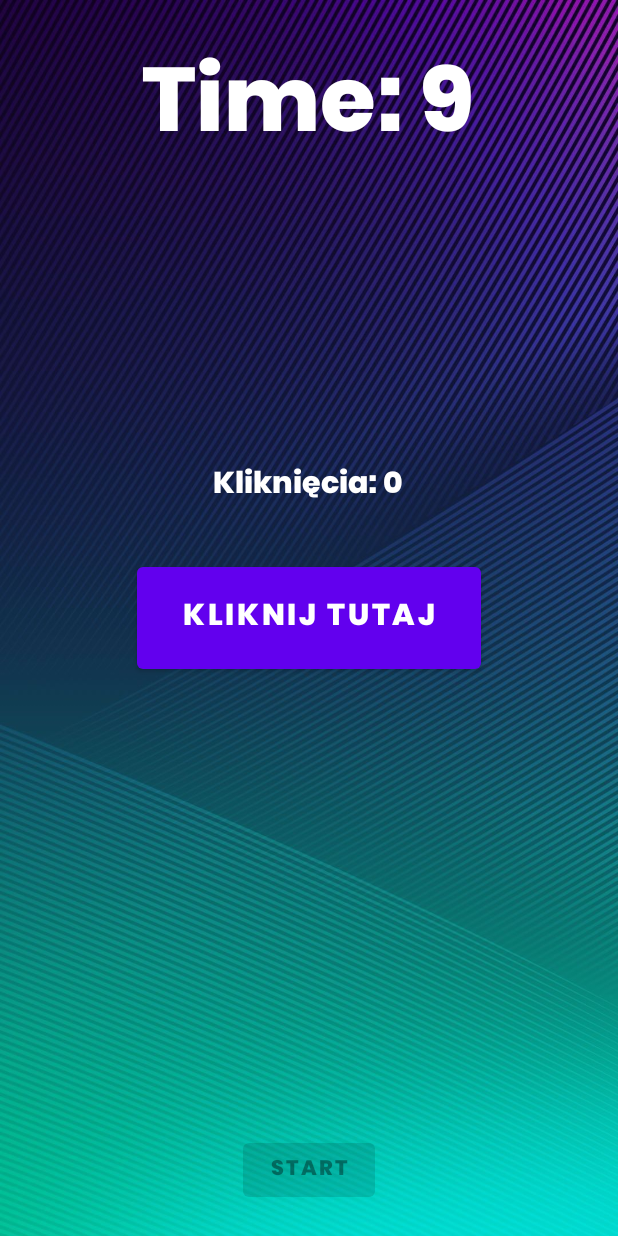
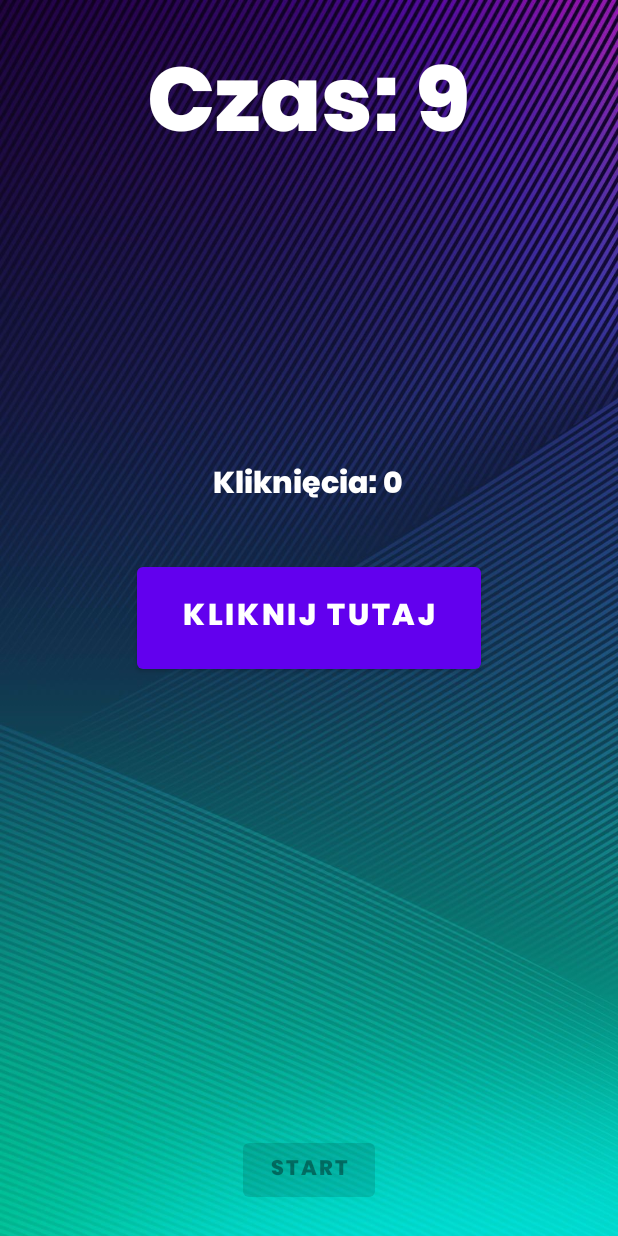
Before and after one commit to mpasko90/GroupApplication, an Android app: the GameActivity screen opened directly, with no data from a screen before it, after a tap on "START", on a phone screen of 412 x 824 dp. Run offline under Robolectric (Android 15) with nearby library versions, the phone set to English and light mode, and no system bars.

```diff
--- a/app/src/main/java/com/mpasko/groupapplication/GameActivity.kt
+++ b/app/src/main/java/com/mpasko/groupapplication/GameActivity.kt
@@ -17,60 +17,59 @@
     var currentTime = 10
     var currentClicks = 0
 
-    //create timer
+    //stworzenie timera
     lateinit var timer: CountDownTimer
 
     override fun onCreate(savedInstanceState: Bundle?) {
         super.onCreate(savedInstanceState)
         setContentView(R.layout.activity_game)
 
-        //init the objects
+        //init objektów
         tv_time = findViewById(R.id.tv_time)
         tv_clicks = findViewById(R.id.tv_clicks)
 
         b_start = findViewById(R.id.b_start)
         b_click = findViewById(R.id.b_click)
 
-        //init the game by disabling the click button
+        //init gry
         b_click.isEnabled = false
 
-        //click listeners
         b_start.setOnClickListener {
-            //start new game
-            currentTime = 10 // 10 seconds game
+            //rozpoczecie nowej gry
+            currentTime = 10 // 10 sekund
             currentClicks = 0
 
             tv_time.text = "Czas: $currentTime"
             tv_clicks.text = "Kliknięcia: $currentClicks"
 
-            //change button state
+            //zmiana buttona
             b_start.isEnabled = false
             b_click.isEnabled = true
 
-            //start the timer
+            //start timera
             timer.start()
         }
 
         b_click.setOnClickListener {
-            //increase clicks and display them
+            //zwiększenie liczby kliknięć
             currentClicks++;
             tv_clicks.text = "Kliknięcia: $currentClicks"
         }
 
-        //init the timer
+        //init timera
         timer = object : CountDownTimer(10000, 1000) { //10000 = 10 seconds game, 1000 = refresh each second
             override fun onTick(millisUntilFinished: Long) {
-                //each second display the time
+
                 currentTime--
-                val time = currentTime + 1 // adjust the time + 1 for the output
-                tv_time.text = "Time: $time"
+                val time = currentTime + 1
+                tv_time.text = "Czas: $time"
             }
 
             override fun onFinish() {
-                //timer ended
-                tv_time.text = "Time: 0"
+                //koniec timera
+                tv_time.text = "Czas: 0"
 
-                //change button state
+                //zmiana buttona
                 b_start.isEnabled = true
                 b_click.isEnabled = false
             }
```
